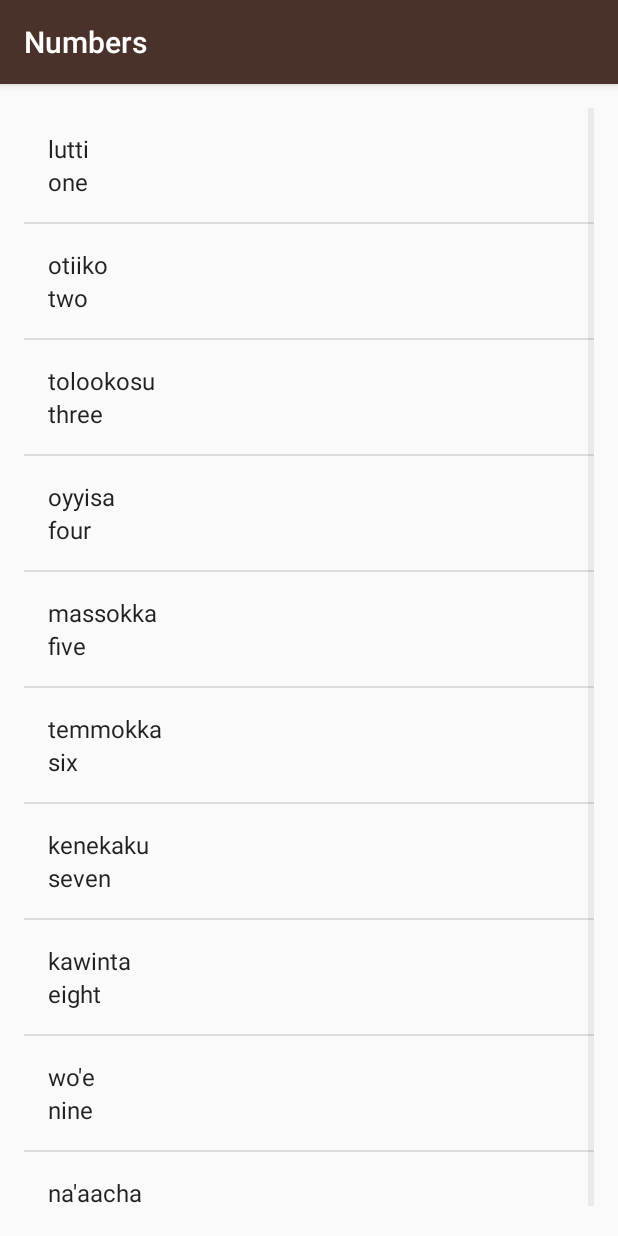
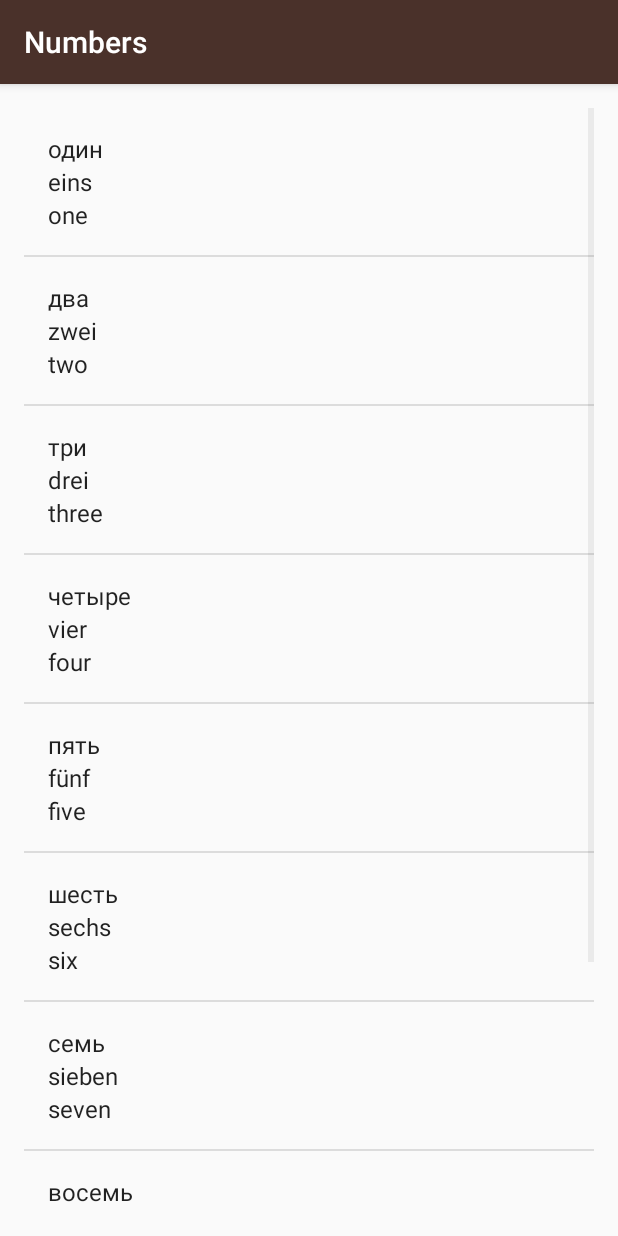
Before and after one commit to eborghi10/AndroidBasics-MultiscreenApps, an Android app: the NumbersActivity screen opened directly, with no data from a screen before it, on a phone screen of 412 x 824 dp. Run offline under Robolectric (Android 15) with nearby library versions, the phone set to English and light mode, and no system bars.

Commit message:
Translate to russian and german

```diff
--- a/MiwokTranslate/app/src/main/java/com/example/android/miwok/NumbersActivity.java
+++ b/MiwokTranslate/app/src/main/java/com/example/android/miwok/NumbersActivity.java
@@ -20,16 +20,16 @@ public class NumbersActivity extends AppCompatActivity {
         // Create an ARRAY LIST of words using my custom class "Word"
         ArrayList<Word> words = new ArrayList<>();
 
-        words.add(new Word("one", "lutti"));
-        words.add(new Word("two", "otiiko"));
-        words.add(new Word("three", "tolookosu"));
-        words.add(new Word("four", "oyyisa"));
-        words.add(new Word("five", "massokka"));
-        words.add(new Word("six","temmokka"));
-        words.add(new Word("seven","kenekaku"));
-        words.add(new Word("eight","kawinta"));
-        words.add(new Word("nine","wo'e"));
-        words.add(new Word("ten","na'aacha"));
+        words.add(new Word("one", "один", "eins"));
+        words.add(new Word("two", "два", "zwei"));
+        words.add(new Word("three", "три", "drei"));
+        words.add(new Word("four", "четыре", "vier"));
+        words.add(new Word("five", "пять", "fünf"));
+        words.add(new Word("six","шесть", "sechs"));
+        words.add(new Word("seven","семь", "sieben"));
+        words.add(new Word("eight","восемь", "acht"));
+        words.add(new Word("nine","девять", "neun"));
+        words.add(new Word("ten","десять", "zehn"));
 
         /*
         // Logging messages with Android Monitor
--- a/MiwokTranslate/app/src/main/java/com/example/android/miwok/Word.java
+++ b/MiwokTranslate/app/src/main/java/com/example/android/miwok/Word.java
@@ -10,22 +10,25 @@ public class Word {
 
     // Default translation for the word
     private String mDefaultTranslation;
-    // Miwok translation for the word
-    private String mMiwokTranslation;
+    // Translations for the word
+    private String mRussianTranslation;
+    private String mGermanTranslation;
 
-    ArrayList<String> default_words;
-    ArrayList<String> miwok_words;
-
-    public Word(String defaultTranslation, String miwokTranslation) {
+    public Word(String defaultTranslation, String russianTranslation, String germanTranslation) {
         mDefaultTranslation = defaultTranslation;
-        mMiwokTranslation = miwokTranslation;
+        mRussianTranslation = russianTranslation;
+        mGermanTranslation = germanTranslation;
     }
 
     public String getDefaultTranslation() {
         return mDefaultTranslation;
     }
 
-    public String getMiwokTranslation() {
-        return mMiwokTranslation;
+    public String getRussianTranslation() {
+        return mRussianTranslation;
+    }
+
+    public String getmGermanTranslation() {
+        return mGermanTranslation;
     }
 }
--- a/MiwokTranslate/app/src/main/java/com/example/android/miwok/WordAdapter.java
+++ b/MiwokTranslate/app/src/main/java/com/example/android/miwok/WordAdapter.java
@@ -68,8 +68,11 @@ public class WordAdapter extends ArrayAdapter<Word> {
         // set this text on the default TextView
         defaultTextView.setText(currentWord.getDefaultTranslation());
 
-        TextView miwokTextView = (TextView) listItemView.findViewById(R.id.miwok_text_view);
-        miwokTextView.setText(currentWord.getMiwokTranslation());
+        TextView russianTextView = (TextView) listItemView.findViewById(R.id.russian_text_view);
+        russianTextView.setText(currentWord.getRussianTranslation());
+
+        TextView germanTextView = (TextView) listItemView.findViewById(R.id.german_text_view);
+        germanTextView.setText(currentWord.getmGermanTranslation());
 
         // Return the whole list item layout (containing 2 TextViews)
         // so that it can be shown in the ListView
--- a/MiwokTranslate/app/src/main/res/layout/list_item.xml
+++ b/MiwokTranslate/app/src/main/res/layout/list_item.xml
@@ -9,12 +9,21 @@
     android:padding="16dp">
 
     <TextView
-        android:id="@+id/miwok_text_view"
+        android:id="@+id/russian_text_view"
         android:layout_width="match_parent"
         android:layout_height="wrap_content"
         android:textAppearance="?android:attr/textAppearanceListItemSmall"
         android:gravity="center_vertical"
-        tools:text="lutti"
+        tools:text="russian"
+        />
+
+    <TextView
+        android:id="@+id/german_text_view"
+        android:layout_width="match_parent"
+        android:layout_height="wrap_content"
+        android:textAppearance="?android:attr/textAppearanceListItemSmall"
+        android:gravity="center_vertical"
+        tools:text="german"
         />
 
     <TextView
@@ -23,7 +32,7 @@
         android:layout_height="wrap_content"
         android:textAppearance="?android:attr/textAppearanceListItemSmall"
         android:gravity="center_vertical"
-        tools:text="one"
+        tools:text="default english"
         />
 
 
```
Also changed, not shown: MiwokTranslate/app/src/main/java/com/example/android/miwok/ColorsActivity.java (+8 -8 lines), MiwokTranslate/app/src/main/java/com/example/android/miwok/FamilyActivity.java (+10 -10 lines), MiwokTranslate/app/src/main/java/com/example/android/miwok/PhrasesActivity.java (+9 -9 lines), MiwokTranslate/app/src/main/res/mipmap-hdpi/ic_launcher.png, MiwokTranslate/app/src/main/res/mipmap-mdpi/ic_launcher.png, MiwokTranslate/app/src/main/res/mipmap-xhdpi/ic_launcher.png, MiwokTranslate/app/src/main/res/mipmap-xxhdpi/ic_launcher.png, MiwokTranslate/app/src/main/res/mipmap-xxxhdpi/ic_launcher.png, MiwokTranslate/app/src/main/web_hi_res_512.png (added).
